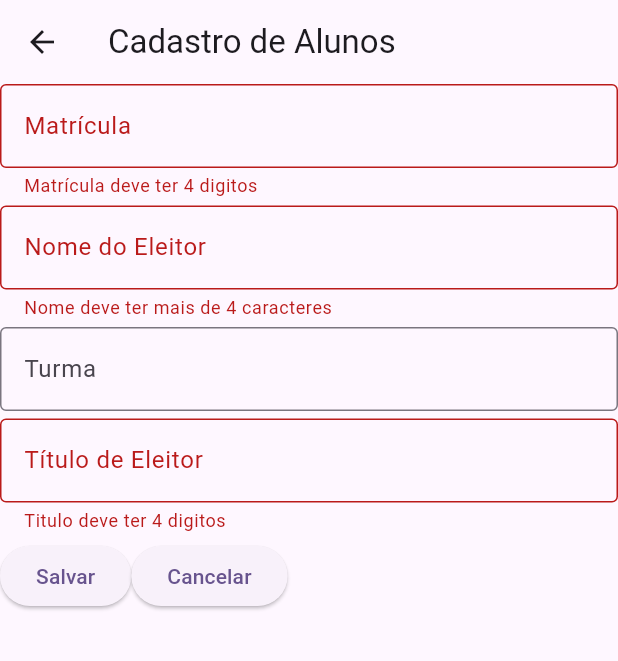
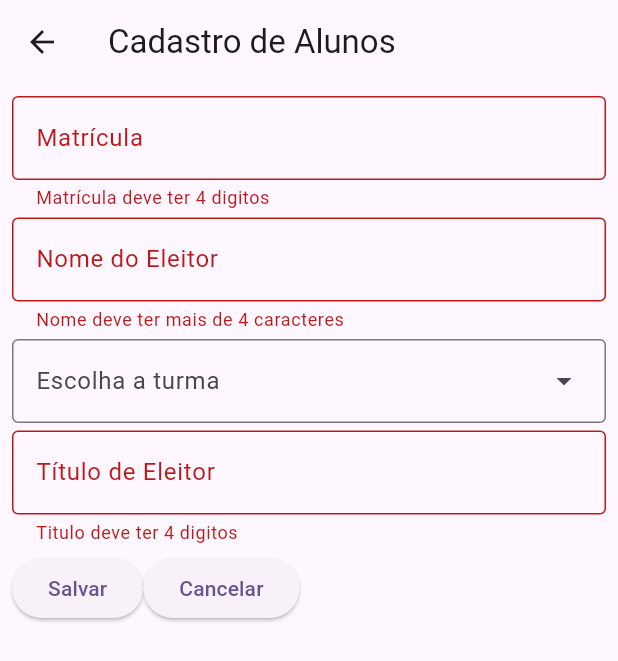
Before and after one commit to RafaelTadeuSilva/eleicao, a Flutter app: the AlunoPage screen opened directly, after a tap on "Salvar", on a phone screen of 412 x 824 dp. Shown: the top 661 px of the screen. Run offline on Flutter 3.47's test engine with Material 3 defaults, Android fonts, the phone set to English and light mode, and no system bars; our stand-ins replace sqflite, sqflite_common_ffi; accounts and stored records are empty.

Commit message:
Update data types and fix function button size

```diff
--- a/lib/src/features/cadastro/pages/aluno_page.dart
+++ b/lib/src/features/cadastro/pages/aluno_page.dart
@@ -1,5 +1,6 @@
 import 'package:eleicao/src/features/cadastro/controllers/aluno_control.dart';
 import 'package:eleicao/src/features/cadastro/state/cadastro_state.dart';
+import 'package:eleicao/src/models/aluno.dart';
 import 'package:flutter/material.dart';
 import 'package:flutter/services.dart';
 
@@ -14,7 +15,8 @@ class _AlunoPageState extends State<AlunoPage> {
   final control = AlunoControl();
   final txtId = TextEditingController();
   final txtNome = TextEditingController();
-  final txtTurma = TextEditingController();
+  final idTurma = ValueNotifier<int?>(null);
+  // final txtTurma = TextEditingController();
   final txtTitulo = TextEditingController();
 
   final GlobalKey<FormState> _formKey = GlobalKey<FormState>();
@@ -37,6 +39,8 @@ class _AlunoPageState extends State<AlunoPage> {
           ? AutovalidateMode.onUserInteraction
           : AutovalidateMode.disabled,
       child: SingleChildScrollView(
+        child: Padding(
+          padding: const EdgeInsets.all(8.0),
           child: Column(
             children: [
               TextFormField(
@@ -65,38 +69,20 @@ class _AlunoPageState extends State<AlunoPage> {
                       ? 'Nome deve ter mais de 4 caracteres'
                       : null),
               const SizedBox(height: 5),
-            RawAutocomplete<String>(
-              textEditingController: txtTurma,
-              optionsBuilder: (textEditingValue) {
-                if (textEditingValue.text.isEmpty) {
-                  return const Iterable<String>.empty();
-                }
-                return turmas.where((item) {
-                  return item.contains(textEditingValue.text.toLowerCase());
-                });
-              },
-              // displayStringForOption: (option) => option,
-              optionsViewBuilder: (context, onSelected, options) =>
-                  ListView.builder(
-                itemCount: options.length,
-                itemBuilder: (context, index) => Text(
-                  options.elementAt(index),
-                ),
-              ),
-              fieldViewBuilder: (context, textEditingController, focusNode,
-                  onFieldSubmitted) {
-                return TextFormField(
-                  controller: textEditingController,
-                  decoration: const InputDecoration(
-                      border: OutlineInputBorder(), label: Text('Turma')),
-                  textInputAction: TextInputAction.next,
-                );
-              },
-              // onSelected: (option) => txtTurma.text = option,
-            ),
+              DropdownMenu(
+                  expandedInsets: EdgeInsets.zero,
+                  label: const Text('Escolha a turma'),
+                  enableFilter: true,
+                  onSelected: (value) => setState(() {
+                        idTurma.value = value;
+                      }),
+                  dropdownMenuEntries: listTurmas
+                      .map((e) => DropdownMenuEntry(value: e.$1, label: e.$2))
+                      .toList()),
+              // DropdownButtonFormField(items: montaItemsTurma, onChanged: ()=> ),
               const SizedBox(height: 5),
               TextFormField(
-              controller: txtId,
+                controller: txtTitulo,
                 decoration: const InputDecoration(
                     border: OutlineInputBorder(),
                     label: Text('Título de Eleitor')),
@@ -113,13 +99,15 @@ class _AlunoPageState extends State<AlunoPage> {
               const SizedBox(height: 5),
               Row(
                 children: [
-                ElevatedButton(onPressed: salvar, child: const Text('Salvar')),
                   ElevatedButton(
-                    onPressed: () => Navigator.pop,
+                      onPressed: salvar, child: const Text('Salvar')),
+                  ElevatedButton(
+                      onPressed: Navigator.of(context).pop,
                       child: const Text('Cancelar'))
                 ],
               ),
             ],
+          ),
         ),
       ),
     );
@@ -127,7 +115,12 @@ class _AlunoPageState extends State<AlunoPage> {
 
   void salvar() {
     if (_formKey.currentState!.validate()) {
-      control.salvar();
+      final aluno = Aluno(
+          id: txtId.text,
+          nome: txtNome.text,
+          titulo: int.parse(txtTitulo.text),
+          turma: idTurma.value!);
+      control.salvar(aluno);
     }
   }
 }
--- a/lib/src/features/cadastro/pages/lista_alunos_page.dart
+++ b/lib/src/features/cadastro/pages/lista_alunos_page.dart
@@ -17,7 +17,7 @@ class _ListaAlunosPageState extends State<ListaAlunosPage> {
   @override
   void initState() {
     control = AlunoControl();
-
+    control.listaAlunos();
     super.initState();
   }
 
--- a/lib/src/features/cadastro/state/cadastro_state.dart
+++ b/lib/src/features/cadastro/state/cadastro_state.dart
@@ -1,6 +1,13 @@
 import 'package:eleicao/src/models/aluno.dart';
 import 'package:flutter/material.dart';
 
-final turmas = ['turma a', 'turma b', 'turma c'];
+final listTurmas = [
+  (1, '6° Turma A'),
+  (2, '6° Turma B'),
+  (3, '6° Turma C'),
+  (4, '7° Turma A'),
+  (5, '7° Turma B'),
+  (6, '7° Turma C')
+];
 
 final listAlunos = ValueNotifier(<Aluno>[]);
--- a/lib/src/features/urna/controllers/proximo_eleitor_control.dart
+++ b/lib/src/features/urna/controllers/proximo_eleitor_control.dart
@@ -14,7 +14,7 @@ class ProximoEleitorControl {
   void buscaProximoEleitor(BuildContext context) {
     timer = Timer.periodic(const Duration(seconds: 2), (_) {
       eleitorAtual.value =
-          Aluno(id: '10', nome: 'Aluno10', turma: '6º C', titulo: '');
+          Aluno(id: '10', nome: 'Aluno10', turma: 1, titulo: 1);
       Navigator.of(context).pushReplacement(MaterialPageRoute(
         builder: (context) {
           timer.cancel();
--- a/lib/src/features/urna/controllers/votacao_control.dart
+++ b/lib/src/features/urna/controllers/votacao_control.dart
@@ -23,7 +23,7 @@ class VotacaoControl with ChangeNotifier {
     candidatoAtual.value = listCandidato.firstWhere((e) => e.id == numCandidato,
         orElse: () => Candidato(
             id: '',
-            nome: 'VOTO NULO',
+            nome: 'CANDIDATO INVÁLIDO',
             cargo: Cargo.nulo,
             partido: '',
             urlImage: ''));
--- a/lib/src/features/urna/pages/eleitor_page.dart
+++ b/lib/src/features/urna/pages/eleitor_page.dart
@@ -1,3 +1,4 @@
+import 'package:eleicao/src/features/cadastro/state/cadastro_state.dart';
 import 'package:eleicao/src/features/urna/state/votacao_state.dart';
 import 'package:flutter/material.dart';
 
@@ -24,7 +25,7 @@ class EleitorPage extends StatelessWidget {
                         const Text('Nome do aluno eleitor:'),
                         Text(value!.nome),
                         const Text('Série / Turma:'),
-                        Text(value.turma),
+                        Text(listTurmas[value.turma].$2),
                       ],
                     )),
           ),
--- a/lib/src/models/aluno.dart
+++ b/lib/src/models/aluno.dart
@@ -1,8 +1,8 @@
 class Aluno {
   final String id;
   final String nome;
-  final String turma;
-  final String titulo;
+  final int turma;
+  final int titulo;
   Aluno({
     required this.id,
     required this.nome,
--- a/lib/src/repositories/local/sqflite_db.dart
+++ b/lib/src/repositories/local/sqflite_db.dart
@@ -12,11 +12,11 @@ class SqfliteDb implements ApiDb {
     // await deleteDatabase(path);
 
 // open the database
-    Database database = await openDatabase(path, version: 1,
+    Database database = await openDatabase(path, version: 3,
         onCreate: (Database db, int version) async {
       // When creating the db, create the table
       await db.execute(
-          'CREATE TABLE Alunos (id INTEGER PRIMARY KEY, nome TEXT, turma TEXT)');
+          'CREATE TABLE Alunos (id INTEGER PRIMARY KEY, nome TEXT, turma INTEGER, titulo INTEGER)');
       await db.execute(
           'CREATE TABLE Candidatos (id INTEGER PRIMARY KEY, nome TEXT, urlImage TEXT, cargo INTEGER, partido TEXT)');
     });
@@ -42,7 +42,7 @@ class SqfliteDb implements ApiDb {
   @override
   Future<List<Map<String, dynamic>>> find(
       String table, Map<String, dynamic> filter) async {
-    final nome = filter['nome'];
+    final nome = filter['nome'] ?? '';
     return await db.query(table, where: 'nome LIKE ?', whereArgs: ['$nome%']);
   }
 
--- a/lib/src/widgets/function_button.dart
+++ b/lib/src/widgets/function_button.dart
@@ -19,7 +19,7 @@ class FunctionButton extends StatelessWidget {
         onPressed: onPressed,
         style: ElevatedButton.styleFrom(
             padding: EdgeInsets.zero,
-            fixedSize: Size(85, 60),
+            fixedSize: Size(130, 60),
             backgroundColor: backgroundColor,
             shape: RoundedRectangleBorder()),
         child: Text(
```
Also changed, not shown: lib/main.dart (+9 -0 lines), lib/src/features/cadastro/controllers/aluno_control.dart (+11 -1 lines), lib/src/features/cadastro/mapper/aluno_mapper_sqflite.dart (added, +20 -0 lines), lib/src/features/cadastro/repositories/aluno_repository.dart (added, +9 -0 lines), lib/src/features/cadastro/repositories/aluno_repository_sqflite.dart (added, +38 -0 lines), lib/src/features/urna/pages/candidato_page.dart (+27 -19 lines), lib/src/widgets/teclado_widget.dart (+5 -5 lines). Lines whose indentation alone changed are shown as unchanged.
